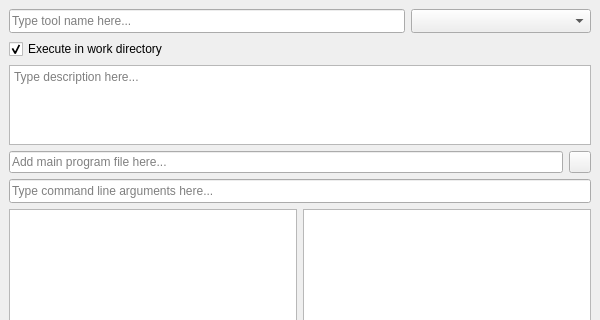
Before: the Qt Designer form spinetoolbox/ui/tool_template_form.ui in spine-tools/Spine-Toolbox, drawn with Qt 5; both pictures show x 0 to 600 and y 0 to 320 of the 600 by 760 pixel window.
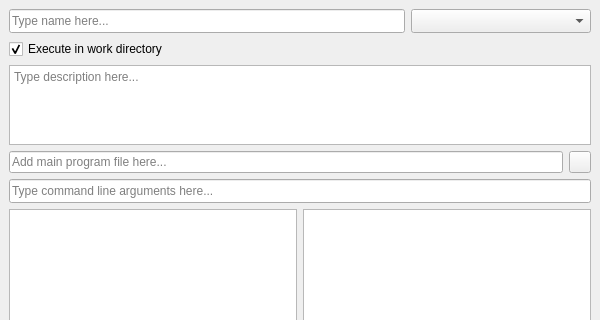
After: the same form once the commit is applied. Icons and pictures are not drawn. Custom widgets are drawn as their Qt base class.

Commit message: Issue #80: Executing Tools section. Also, a couple of 'Tool' words removed from the Tool template editor

The edit to the form file:
```diff
--- a/spinetoolbox/ui/tool_template_form.ui
+++ b/spinetoolbox/ui/tool_template_form.ui
@@ -96,7 +96,7 @@
           <string>&lt;html&gt;&lt;head/&gt;&lt;body&gt;&lt;p&gt;Item name (required)&lt;/p&gt;&lt;/body&gt;&lt;/html&gt;</string>
          </property>
          <property name="placeholderText">
-          <string>Type tool name here...</string>
+          <string>Type name here...</string>
          </property>
          <property name="clearButtonEnabled">
           <bool>true</bool>
```
Left out of the diff: 2 changed lines with no effect on the pictures. The commit also changes 13 other files.
